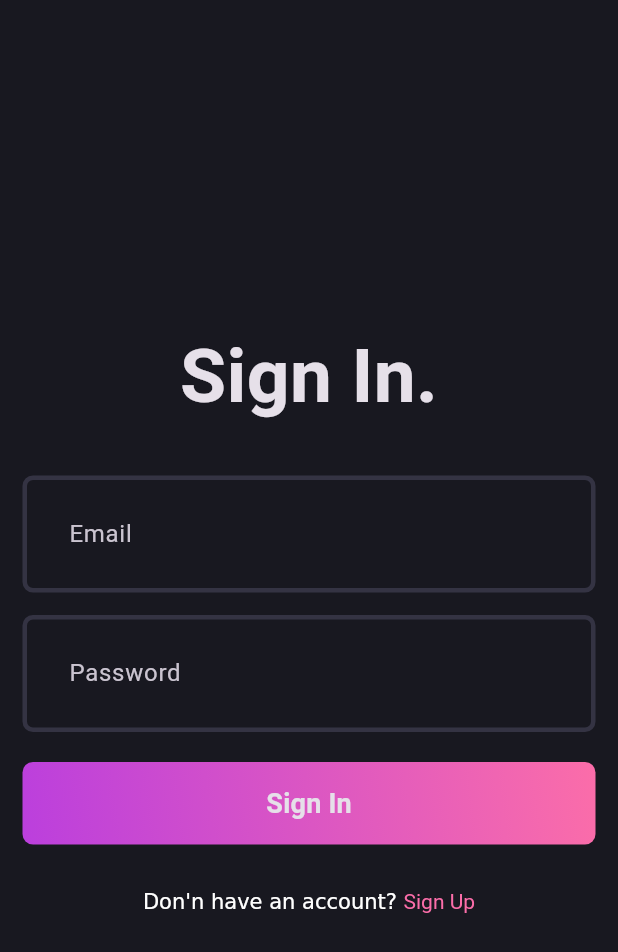
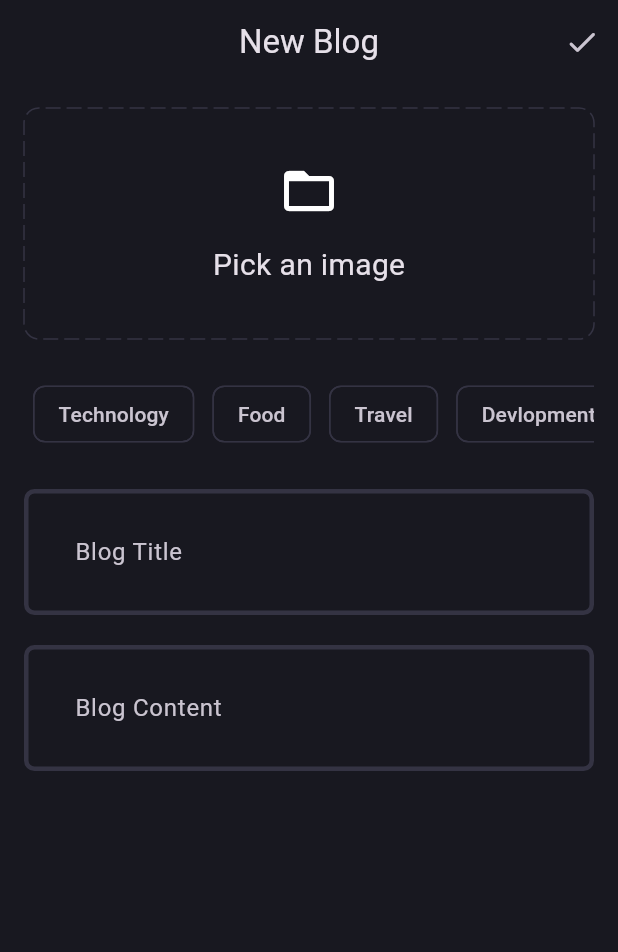
Before and after one commit to Sukanta2002/Blog-App-Flutter, a Flutter app: the screen it shows after launch, on a phone screen of 412 x 824 dp. Shown: the top 952 px of the screen. Run offline on Flutter 3.47's test engine with Material 3 defaults, Android fonts, the phone set to English and light mode, and no system bars; drawn by our look-alikes of dotted_border; our stand-ins replace flutter_bloc, fpdart, get_it, go_router, image_picker, supabase_flutter; accounts and stored records are empty.

Commit message:
upload blog page added

```diff
--- a/lib/core/router/app_router_config.dart
+++ b/lib/core/router/app_router_config.dart
@@ -1,14 +1,17 @@
-import 'package:blog_app/core/router/router_constants.dart';
 import 'package:blog_app/features/auth/presentation/pages/login_page.dart';
 import 'package:blog_app/features/auth/presentation/pages/sign_up_page.dart';
+import 'package:blog_app/features/blog/presentation/pages/blogs_page.dart';
+import 'package:blog_app/features/blog/presentation/pages/upload_blog_page.dart';
 import 'package:flutter/material.dart';
 import 'package:go_router/go_router.dart';
+
+part 'router_constants.dart';
 
 abstract class AppRouter {
   static GoRouter router = GoRouter(
     routes: [
       GoRoute(
-        path: RouterConstants.homePageRoughtPath,
+        path: RouterConstants.loginPageRoughtPath,
         pageBuilder: (context, state) {
           return const MaterialPage(child: LogInPage());
         },
@@ -20,13 +23,15 @@ abstract class AppRouter {
         ),
       ),
       GoRoute(
-        path: '/home',
+        path: RouterConstants.homePageRoughtPath,
         pageBuilder: (context, state) => const MaterialPage(
-          child: Scaffold(
-            body: Center(
-              child: Text('Home Page'),
-            ),
-          ),
+          child: BlogPage(),
+        ),
+      ),
+      GoRoute(
+        path: RouterConstants.uploadBlogPageRoughtPath,
+        pageBuilder: (context, state) => const MaterialPage(
+          child: UploadBlogPage(),
         ),
       ),
     ],
--- a/lib/core/router/router_constants.dart
+++ b/lib/core/router/router_constants.dart
@@ -1,4 +1,8 @@
+part of 'app_router_config.dart';
+
 class RouterConstants {
-  static String homePageRoughtPath = '/';
+  static String loginPageRoughtPath = '/';
   static String signUpPageRoutePath = '/signup';
+  static String homePageRoughtPath = '/home';
+  static String uploadBlogPageRoughtPath = '/upload-blog';
 }
--- a/lib/core/theme/theme.dart
+++ b/lib/core/theme/theme.dart
@@ -9,12 +9,17 @@ class AppTheme {
       ),
       borderRadius: BorderRadius.circular(7));
   static final theme = ThemeData.dark().copyWith(
+    chipTheme: const ChipThemeData(
+      color: MaterialStatePropertyAll(AppPallete.backgroundColor),
+      side: BorderSide.none,
+    ),
     appBarTheme: const AppBarTheme(
       backgroundColor: AppPallete.backgroundColor,
       elevation: 0,
     ),
     scaffoldBackgroundColor: AppPallete.backgroundColor,
     inputDecorationTheme: InputDecorationTheme(
+      contentPadding: const EdgeInsets.all(30),
       enabledBorder: _border(),
       focusedBorder: _border(AppPallete.gradient2),
     ),
--- /dev/null
+++ b/lib/core/utils/image_picker.dart
@@ -0,0 +1,15 @@
+import 'dart:io';
+
+import 'package:image_picker/image_picker.dart';
+
+Future<File?> imagePicker() async {
+  try {
+    final img = await ImagePicker().pickImage(source: ImageSource.gallery);
+    if (img != null) {
+      return File(img.path);
+    }
+    return null;
+  } catch (e) {
+    return null;
+  }
+}
--- a/lib/features/auth/presentation/pages/login_page.dart
+++ b/lib/features/auth/presentation/pages/login_page.dart
@@ -1,5 +1,5 @@
 import 'package:blog_app/core/common/widgets/loading_screen.dart';
-import 'package:blog_app/core/router/router_constants.dart';
+import 'package:blog_app/core/router/app_router_config.dart';
 import 'package:blog_app/core/theme/app_pallete.dart';
 import 'package:blog_app/core/utils/show_scanbar.dart';
 import 'package:blog_app/features/auth/presentation/bloc/auth_bloc.dart';
--- /dev/null
+++ b/lib/features/blog/presentation/pages/blogs_page.dart
@@ -0,0 +1,25 @@
+import 'package:blog_app/core/router/app_router_config.dart';
+import 'package:flutter/material.dart';
+import 'package:go_router/go_router.dart';
+
+class BlogPage extends StatelessWidget {
+  const BlogPage({super.key});
+
+  @override
+  Widget build(BuildContext context) {
+    return Scaffold(
+      appBar: AppBar(
+        title: const Text('Blog App'),
+        centerTitle: true,
+        actions: [
+          IconButton(
+            onPressed: () {
+              context.push(RouterConstants.uploadBlogPageRoughtPath);
+            },
+            icon: const Icon(Icons.add_circle_outline),
+          ),
+        ],
+      ),
+    );
+  }
+}
--- /dev/null
+++ b/lib/features/blog/presentation/pages/upload_blog_page.dart
@@ -0,0 +1,160 @@
+import 'dart:io';
+
+import 'package:blog_app/core/theme/app_pallete.dart';
+import 'package:blog_app/core/utils/image_picker.dart';
+import 'package:blog_app/features/blog/presentation/widgets/editing_text_field.dart';
+import 'package:dotted_border/dotted_border.dart';
+import 'package:flutter/material.dart';
+
+class UploadBlogPage extends StatefulWidget {
+  const UploadBlogPage({super.key});
+
+  @override
+  State<UploadBlogPage> createState() => _UploadBlogPageState();
+}
+
+class _UploadBlogPageState extends State<UploadBlogPage> {
+  final TextEditingController titleController = TextEditingController();
+  final TextEditingController blogController = TextEditingController();
+  File? image;
+  List<String> catagories = [];
+
+  @override
+  void dispose() {
+    super.dispose();
+    titleController.dispose();
+    blogController.dispose();
+  }
+
+  void pickImage() async {
+    final img = await imagePicker();
+    if (img != null) {
+      setState(() {
+        image = img;
+      });
+    }
+  }
+
+  @override
+  Widget build(BuildContext context) {
+    return Scaffold(
+      appBar: AppBar(
+        title: const Text('New Blog'),
+        centerTitle: true,
+        actions: [
+          IconButton(
+            onPressed: () {},
+            icon: const Icon(
+              Icons.done_rounded,
+            ),
+          )
+        ],
+      ),
+      body: SingleChildScrollView(
+        child: Padding(
+          padding: const EdgeInsets.all(16.0),
+          child: Column(
+            children: [
+              image != null
+                  ? GestureDetector(
+                      onTap: pickImage,
+                      child: SizedBox(
+                        height: 150,
+                        width: double.infinity,
+                        child: ClipRRect(
+                          borderRadius: BorderRadius.circular(10),
+                          child: Image.file(
+                            image!,
+                            fit: BoxFit.cover,
+                          ),
+                        ),
+                      ),
+                    )
+                  : GestureDetector(
+                      onTap: pickImage,
+                      child: DottedBorder(
+                        color: AppPallete.borderColor,
+                        dashPattern: const [10, 4],
+                        radius: const Radius.circular(10),
+                        borderType: BorderType.RRect,
+                        child: const SizedBox(
+                          height: 150,
+                          width: double.infinity,
+                          child: Column(
+                            mainAxisAlignment: MainAxisAlignment.center,
+                            children: [
+                              Icon(
+                                Icons.folder_open,
+                                size: 40,
+                              ),
+                              SizedBox(height: 15),
+                              Text(
+                                'Pick an image',
+                                style: TextStyle(
+                                  fontSize: 20,
+                                ),
+                              ),
+                            ],
+                          ),
+                        ),
+                      ),
+                    ),
+              const SizedBox(height: 20),
+              SingleChildScrollView(
+                scrollDirection: Axis.horizontal,
+                child: Row(
+                  children: [
+                    'Technology',
+                    'Food',
+                    'Travel',
+                    'Devlopment',
+                    'Programing',
+                    'Sports'
+                  ]
+                      .map(
+                        (e) => Padding(
+                          padding: const EdgeInsets.all(6.0),
+                          child: GestureDetector(
+                            onTap: () {
+                              if (catagories.contains(e)) {
+                                catagories.remove(e);
+                              } else {
+                                catagories.add(e);
+                              }
+                              setState(() {});
+                            },
+                            child: Chip(
+                              label: Text(e),
+                              color: catagories.contains(e)
+                                  ? const MaterialStatePropertyAll(
+                                      AppPallete.gradient1)
+                                  : null,
+                              side: catagories.contains(e)
+                                  ? null
+                                  : const BorderSide(
+                                      color: AppPallete.borderColor,
+                                    ),
+                            ),
+                          ),
+                        ),
+                      )
+                      .toList(),
+                ),
+              ),
+              const SizedBox(height: 20),
+              EditingTextField(
+                hintText: 'Blog Title',
+                controller: titleController,
+              ),
+              const SizedBox(height: 20),
+              EditingTextField(
+                hintText: 'Blog Content',
+                controller: blogController,
+              ),
+            ],
+          ),
+        ),
+      ),
+    );
+  }
+}
--- /dev/null
+++ b/lib/features/blog/presentation/widgets/editing_text_field.dart
@@ -0,0 +1,22 @@
+import 'package:flutter/material.dart';
+
+class EditingTextField extends StatelessWidget {
+  final String hintText;
+  final TextEditingController controller;
+  const EditingTextField({
+    super.key,
+    required this.hintText,
+    required this.controller,
+  });
+
+  @override
+  Widget build(BuildContext context) {
+    return TextFormField(
+      maxLines: null,
+      decoration: InputDecoration(
+        hintText: hintText,
+      ),
+      controller: controller,
+    );
+  }
+}
--- a/lib/init_dependency.dart
+++ b/lib/init_dependency.dart
@@ -21,11 +21,11 @@ Future<void> initDependency() async {
   serviceLocator.registerLazySingleton(
     () => supabase.client,
   );
-
-  serviceLocator.registerLazySingleton<UserCubit>(() => UserCubit());
 }
 
 void _initAuth() {
+  serviceLocator.registerLazySingleton<UserCubit>(() => UserCubit());
+
   serviceLocator.registerLazySingleton<AuthBloc>(
     () => AuthBloc(
       signUpUsecase: serviceLocator(),
--- a/lib/main.dart
+++ b/lib/main.dart
@@ -2,13 +2,14 @@ import 'package:blog_app/core/common/cubits/user_cubit/user_cubit.dart';
 import 'package:blog_app/core/router/app_router_config.dart';
 import 'package:blog_app/core/theme/theme.dart';
 import 'package:blog_app/features/auth/presentation/bloc/auth_bloc.dart';
+import 'package:blog_app/features/blog/presentation/pages/upload_blog_page.dart';
 import 'package:blog_app/init_dependency.dart';
 import 'package:flutter/material.dart';
 import 'package:flutter_bloc/flutter_bloc.dart';
 
 void main() async {
   WidgetsFlutterBinding.ensureInitialized();
-  initDependency();
+  await initDependency();
   runApp(MultiBlocProvider(
     providers: [
       BlocProvider(
@@ -38,20 +39,28 @@ class _MyAppState extends State<MyApp> {
 
   @override
   Widget build(BuildContext context) {
-    return BlocSelector<UserCubit, UserState, bool>(
-      selector: (state) {
-        return state is UserPresent;
-      },
-      builder: (context, state) {
-        if (state) {
-          AppRouter.router.go('/home');
-        }
-        return MaterialApp.router(
-          title: 'Blog App',
-          theme: AppTheme.theme,
-          routerConfig: AppRouter.router,
-        );
-      },
+    return MaterialApp(
+      debugShowCheckedModeBanner: false,
+      title: 'Blog App',
+      theme: AppTheme.theme,
+      home: const UploadBlogPage(),
     );
+    //     BlocSelector<UserCubit, UserState, bool>(
+    //   selector: (state) {
+    //     return state is UserPresent;
+    //   },
+    //   builder: (context, state) {
+    //     if (state) {
+    //       AppRouter.router.go(RouterConstants.homePageRoughtPath);
+    //     }
+
+    //     return MaterialApp.router(
+    //       debugShowCheckedModeBanner: false,
+    //       title: 'Blog App',
+    //       theme: AppTheme.theme,
+    //       routerConfig: AppRouter.router,
+    //     );
+    //   },
+    // );
   }
 }
--- a/pubspec.yaml
+++ b/pubspec.yaml
@@ -40,6 +40,8 @@ dependencies:
   supabase_flutter: ^2.3.4
   flutter_bloc: ^8.1.5
   get_it: ^7.6.7
+  dotted_border: ^2.1.0
+  image_picker: ^1.0.7
 
 dev_dependencies:
   flutter_test:
```
Also changed, not shown: pubspec.lock, 2 other files.
